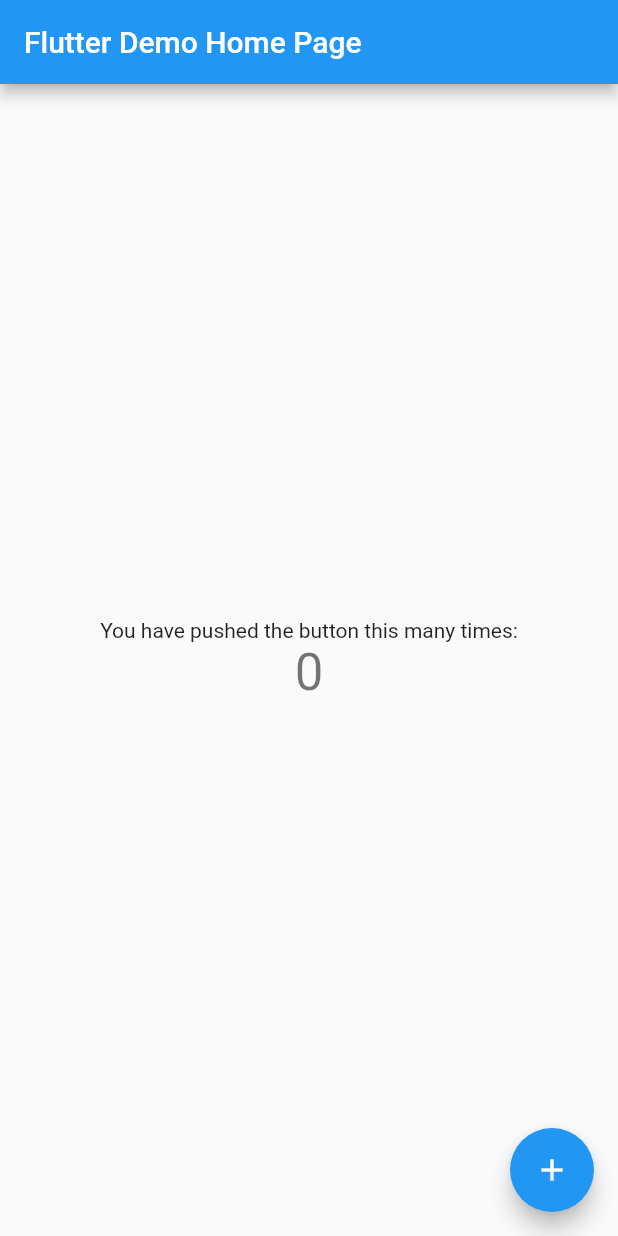
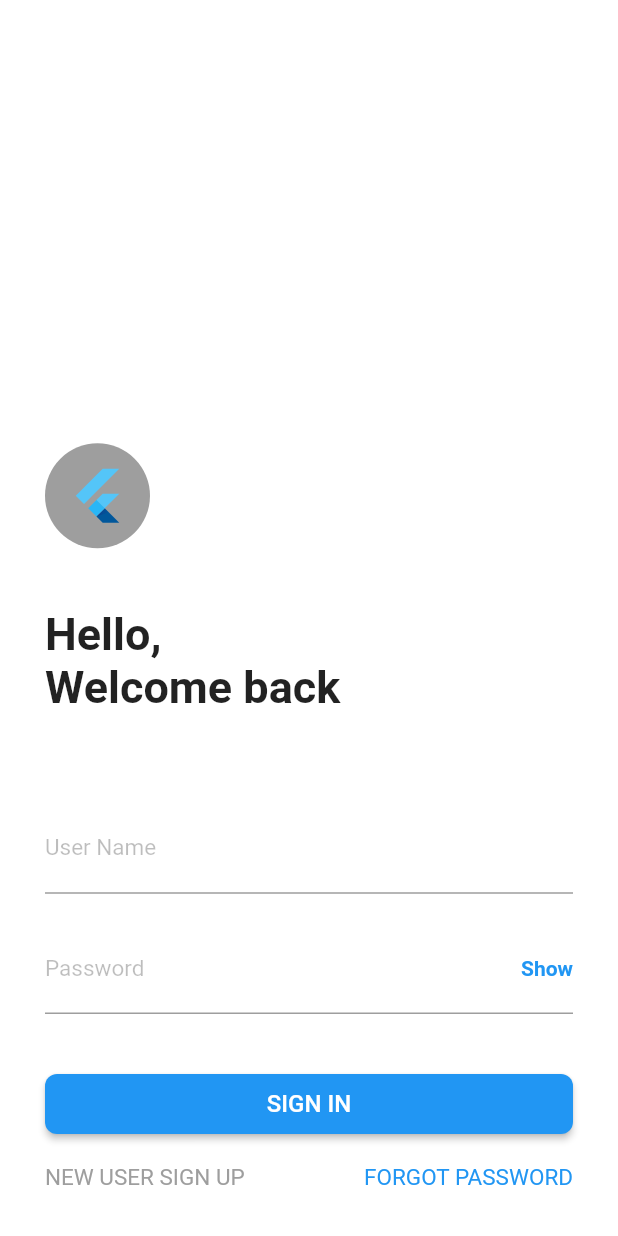
Before and after one commit to nhathoangit/FlutterTraining, a Flutter app: the screen it shows after launch, on a phone screen of 412 x 824 dp. Run offline on Flutter 3.47's test engine with Material 2 defaults, Android fonts, the phone set to English and light mode, and no system bars.

Commit message:
Design ui login form

```diff
--- a/flutter_training/lib/main.dart
+++ b/flutter_training/lib/main.dart
@@ -1,111 +1,114 @@
 import 'package:flutter/material.dart';
 
-void main() => runApp(MyApp());
+void main() => runApp(LoginForm());
 
-class MyApp extends StatelessWidget {
-  // This widget is the root of your application.
+class LoginForm extends StatefulWidget {
+  @override
+  _LoginFormState createState() => _LoginFormState();
+}
+
+class _LoginFormState extends State<LoginForm> {
   @override
   Widget build(BuildContext context) {
     return MaterialApp(
-      title: 'Flutter Demo',
-      theme: ThemeData(
-        // This is the theme of your application.
-        //
-        // Try running your application with "flutter run". You'll see the
-        // application has a blue toolbar. Then, without quitting the app, try
-        // changing the primarySwatch below to Colors.green and then invoke
-        // "hot reload" (press "r" in the console where you ran "flutter run",
-        // or simply save your changes to "hot reload" in a Flutter IDE).
-        // Notice that the counter didn't reset back to zero; the application
-        // is not restarted.
-        primarySwatch: Colors.blue,
+      home: Scaffold(
+        resizeToAvoidBottomPadding: false,
+        body: Container(
+          constraints: BoxConstraints.expand(),
+          padding: EdgeInsets.fromLTRB(30, 0, 30, 0),
+          color: Colors.white,
+          child: Column(
+            mainAxisAlignment: MainAxisAlignment.end,
+            crossAxisAlignment: CrossAxisAlignment.start,
+            children: <Widget>[
+              Padding(
+                padding: EdgeInsets.fromLTRB(0, 0, 0, 40),
+                child: Container(
+                  child: FlutterLogo(),
+                  width: 70,
+                  height: 70,
+                  padding: EdgeInsets.all(15),
+                  decoration: BoxDecoration(
+                      shape: BoxShape.circle, color: Colors.black38),
                 ),
-      home: MyHomePage(title: 'Flutter Demo Home Page'),
-    );
-  }
-}
-
-class MyHomePage extends StatefulWidget {
-  MyHomePage({Key key, this.title}) : super(key: key);
-
-  // This widget is the home page of your application. It is stateful, meaning
-  // that it has a State object (defined below) that contains fields that affect
-  // how it looks.
-
-  // This class is the configuration for the state. It holds the values (in this
-  // case the title) provided by the parent (in this case the App widget) and
-  // used by the build method of the State. Fields in a Widget subclass are
-  // always marked "final".
-
-  final String title;
-
-  @override
-  _MyHomePageState createState() => _MyHomePageState();
-}
-
-class _MyHomePageState extends State<MyHomePage> {
-  int _counter = 0;
-
-  void _incrementCounter() {
-    setState(() {
-      // This call to setState tells the Flutter framework that something has
-      // changed in this State, which causes it to rerun the build method below
-      // so that the display can reflect the updated values. If we changed
-      // _counter without calling setState(), then the build method would not be
-      // called again, and so nothing would appear to happen.
-      _counter++;
-    });
-  }
-
-  @override
-  Widget build(BuildContext context) {
-    // This method is rerun every time setState is called, for instance as done
-    // by the _incrementCounter method above.
-    //
-    // The Flutter framework has been optimized to make rerunning build methods
-    // fast, so that you can just rebuild anything that needs updating rather
-    // than having to individually change instances of widgets.
-    return Scaffold(
-      appBar: AppBar(
-        // Here we take the value from the MyHomePage object that was created by
-        // the App.build method, and use it to set our appbar title.
-        title: Text(widget.title),
               ),
-      body: Center(
-        // Center is a layout widget. It takes a single child and positions it
-        // in the middle of the parent.
-        child: Column(
-          // Column is also layout widget. It takes a list of children and
-          // arranges them vertically. By default, it sizes itself to fit its
-          // children horizontally, and tries to be as tall as its parent.
-          //
-          // Invoke "debug painting" (press "p" in the console, choose the
-          // "Toggle Debug Paint" action from the Flutter Inspector in Android
-          // Studio, or the "Toggle Debug Paint" command in Visual Studio Code)
-          // to see the wireframe for each widget.
-          //
-          // Column has various properties to control how it sizes itself and
-          // how it positions its children. Here we use mainAxisAlignment to
-          // center the children vertically; the main axis here is the vertical
-          // axis because Columns are vertical (the cross axis would be
-          // horizontal).
-          mainAxisAlignment: MainAxisAlignment.center,
+              Padding(
+                padding: EdgeInsets.fromLTRB(0, 0, 0, 60),
+                child: Text(
+                  "Hello, \nWelcome back",
+                  style: TextStyle(fontSize: 30, fontWeight: FontWeight.bold),
+                ),
+              ),
+              Padding(
+                padding: EdgeInsets.fromLTRB(0, 0, 0, 20),
+                child: TextField(
+                  style: TextStyle(fontSize: 18, color: Colors.black),
+                  decoration: InputDecoration(
+                      labelText: "User Name",
+                      labelStyle:
+                          TextStyle(color: Colors.black26, fontSize: 15)),
+                ),
+              ),
+              Padding(
+                padding: EdgeInsets.fromLTRB(0, 0, 0, 40),
+                child: Stack(
+                  alignment: AlignmentDirectional.centerEnd,
+                  children: <Widget>[
+                    TextField(
+                      style: TextStyle(fontSize: 18, color: Colors.black),
+                      obscureText: true,
+                      decoration: InputDecoration(
+                          labelText: "Password",
+                          labelStyle:
+                              TextStyle(color: Colors.black26, fontSize: 15)),
+                    ),
+                    Text(
+                      "Show",
+                      style: TextStyle(
+                          color: Colors.blue,
+                          fontSize: 14,
+                          fontWeight: FontWeight.bold),
+                    )
+                  ],
+                ),
+              ),
+              SizedBox(
+                width: double.infinity,
+                height: 40,
+                child: RaisedButton(
+                  shape: RoundedRectangleBorder(
+                      borderRadius: BorderRadius.all(Radius.circular(8))),
+                  onPressed: _onSignInClick,
+                  color: Colors.blue,
+                  child: Text(
+                    "SIGN IN",
+                    style: TextStyle(fontSize: 16, color: Colors.white),
+                  ),
+                ),
+              ),
+              Padding(
+                padding: EdgeInsets.fromLTRB(0, 20, 0, 30),
+                child: Row(
+                  mainAxisSize: MainAxisSize.max,
+                  mainAxisAlignment: MainAxisAlignment.spaceBetween,
                   children: <Widget>[
                     Text(
-              'You have pushed the button this many times:',
+                      "NEW USER SIGN UP",
+                      style: TextStyle(fontSize: 15, color: Colors.grey),
                     ),
                     Text(
-              '$_counter',
-              style: Theme.of(context).textTheme.display1,
+                      "FORGOT PASSWORD",
+                      style: TextStyle(fontSize: 15, color: Colors.blue),
                     ),
                   ],
                 ),
+              )
+            ],
           ),
-      floatingActionButton: FloatingActionButton(
-        onPressed: _incrementCounter,
-        tooltip: 'Increment',
-        child: Icon(Icons.add),
-      ), // This trailing comma makes auto-formatting nicer for build methods.
+        ),
+      ),
     );
   }
+
+  void _onSignInClick() {}
 }
```
Also changed, not shown: 1 other file. Lines whose indentation alone changed are shown as unchanged.
